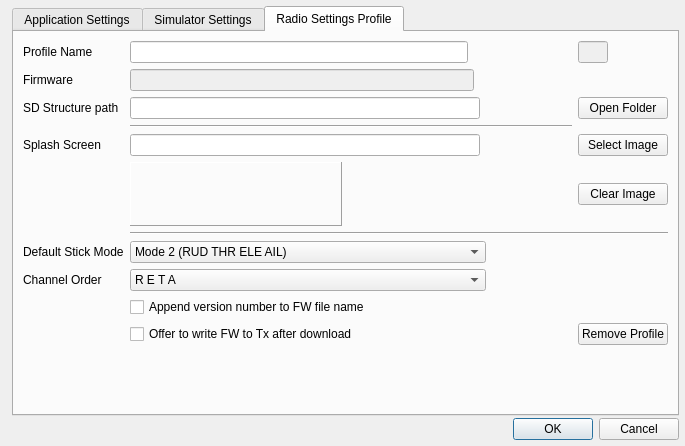
Qt form companion/src/apppreferencesdialog.ui (opentx/opentx) before a commit.
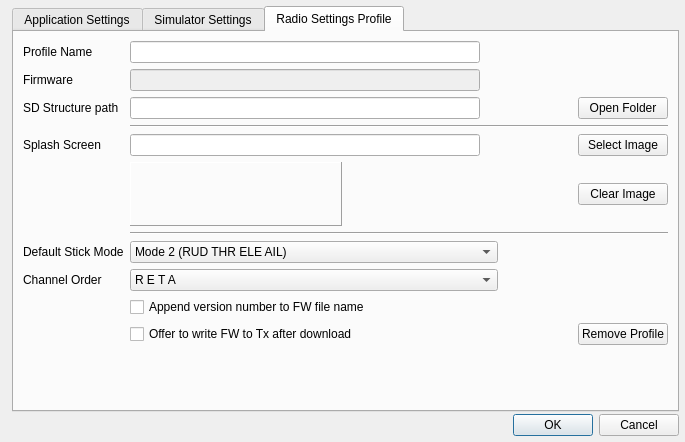
The same form after that commit. The open tabs and pages were chosen to show the change.

Commit message: Souce buttons checked in edit splash dialog. Corrected faulty theme icon.

```diff
--- a/companion/src/apppreferencesdialog.ui
+++ b/companion/src/apppreferencesdialog.ui
@@ -7,7 +7,7 @@
     <x>0</x>
     <y>0</y>
     <width>685</width>
-    <height>446</height>
+    <height>442</height>
    </rect>
   </property>
   <property name="sizePolicy">
@@ -133,12 +133,12 @@
          </property>
          <item>
           <property name="text">
-           <string>Include companion splashes</string>
+           <string>Only show user splash images</string>
           </property>
          </item>
          <item>
           <property name="text">
-           <string>Only user defined splashes</string>
+           <string>Show user and companion splash images</string>
           </property>
          </item>
         </widget>
@@ -706,13 +706,6 @@
          </item>
         </widget>
        </item>
-       <item row="3" column="1" colspan="5">
-        <widget class="Line" name="line_3">
-         <property name="orientation">
-          <enum>Qt::Horizontal</enum>
-         </property>
-        </widget>
-       </item>
        <item row="10" column="0">
         <widget class="QLabel" name="label_14">
          <property name="sizePolicy">
@@ -809,6 +802,12 @@
            <height>0</height>
           </size>
          </property>
+         <property name="maximumSize">
+          <size>
+           <width>350</width>
+           <height>16777215</height>
+          </size>
+         </property>
          <property name="readOnly">
           <bool>true</bool>
          </property>
@@ -862,10 +861,16 @@
          </property>
          <property name="minimumSize">
           <size>
-           <width>0</width>
+           <width>350</width>
            <height>0</height>
           </size>
          </property>
+         <property name="maximumSize">
+          <size>
+           <width>350</width>
+           <height>16777215</height>
+          </size>
+         </property>
          <property name="readOnly">
           <bool>true</bool>
          </property>
@@ -883,6 +888,18 @@
          <property name="enabled">
           <bool>false</bool>
          </property>
+         <property name="minimumSize">
+          <size>
+           <width>350</width>
+           <height>0</height>
+          </size>
+         </property>
+         <property name="maximumSize">
+          <size>
+           <width>350</width>
+           <height>16777215</height>
+          </size>
+         </property>
         </widget>
        </item>
        <item row="4" column="6">
@@ -899,27 +916,20 @@
          </property>
         </widget>
        </item>
-       <item row="0" column="6">
-        <widget class="QLineEdit" name="profileIndexLE">
-         <property name="enabled">
-          <bool>false</bool>
-         </property>
-         <property name="maximumSize">
-          <size>
-           <width>30</width>
-           <height>16777215</height>
-          </size>
-         </property>
-        </widget>
-       </item>
        <item row="0" column="1">
         <widget class="QLineEdit" name="profileNameLE">
          <property name="minimumSize">
           <size>
-           <width>0</width>
+           <width>350</width>
            <height>0</height>
           </size>
          </property>
+         <property name="maximumSize">
+          <size>
+           <width>350</width>
+           <height>16777215</height>
+          </size>
+         </property>
         </widget>
        </item>
        <item row="7" column="1">
@@ -956,6 +966,13 @@
          </property>
         </widget>
        </item>
+       <item row="3" column="1" colspan="6">
+        <widget class="Line" name="line_3">
+         <property name="orientation">
+          <enum>Qt::Horizontal</enum>
+         </property>
+        </widget>
+       </item>
       </layout>
      </widget>
     </widget>
```
The commit also changes 5 other files.
